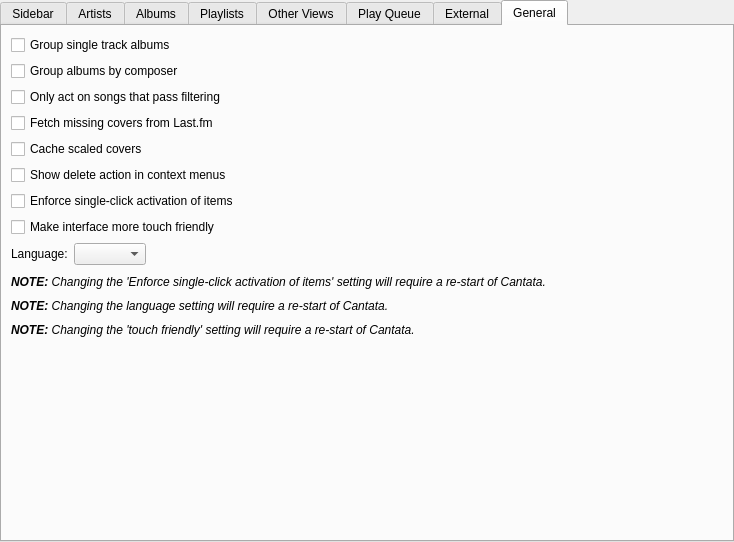
The window that gui/interfacesettings.ui (CDrummond/cantata) describes before a commit, drawn with Qt 5.
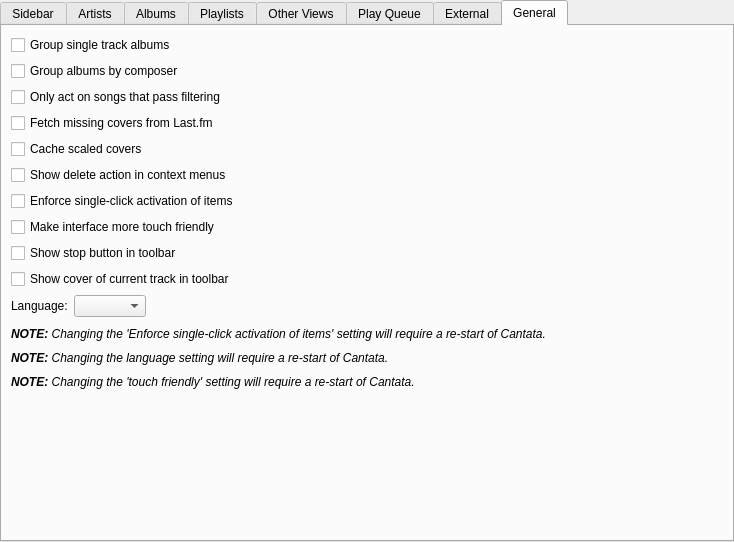
The same window after the commit. The open tabs and pages were chosen to show the change. Custom widgets are drawn as their Qt base class.

Commit message: Re-add option to have cover in toolbar

The edit to the form file:
```diff
--- a/gui/interfacesettings.ui
+++ b/gui/interfacesettings.ui
@@ -799,7 +799,21 @@
            </property>
           </widget>
          </item>
-         <item row="8" column="0">
+         <item row="8" column="0" colspan="2">
+          <widget class="QCheckBox" name="showStopButton">
+           <property name="text">
+            <string>Show stop button in toolbar</string>
+           </property>
+          </widget>
+         </item>
+         <item row="9" column="0" colspan="2">
+          <widget class="QCheckBox" name="showCoverWidget">
+           <property name="text">
+            <string>Show cover of current track in toolbar</string>
+           </property>
+          </widget>
+         </item>
+         <item row="10" column="0">
           <widget class="BuddyLabel" name="langLabel">
            <property name="text">
             <string>Language:</string>
@@ -809,7 +823,7 @@
            </property>
           </widget>
          </item>
-         <item row="8" column="1">
+         <item row="10" column="1">
           <widget class="QComboBox" name="lang"/>
          </item>
         </layout>
```
The commit also changes 12 other files.
